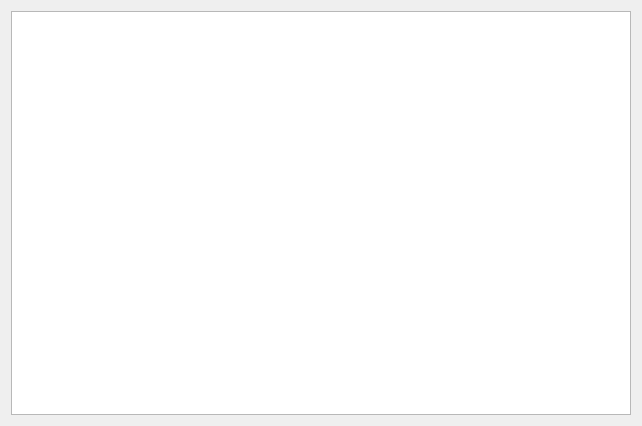
First picture: the form in xtuple/trunk/guiclient/errorLog.ui, repository WooodHead/xtuple, before the edit.
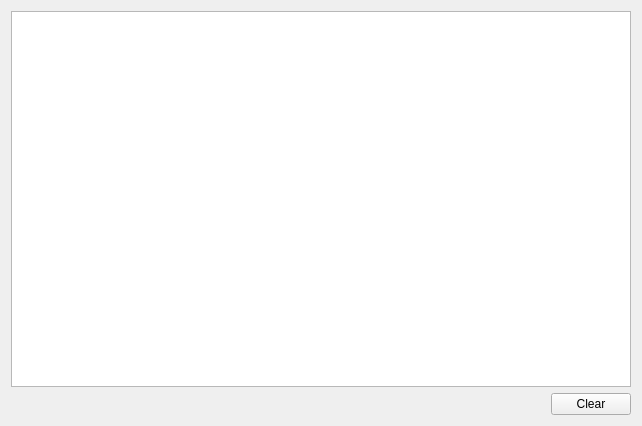
Second picture: the form after the edit.

Commit message: issue #9139 - allow resetting the error log for this session

Patch:
```diff
--- a/xtuple/trunk/guiclient/errorLog.ui
+++ b/xtuple/trunk/guiclient/errorLog.ui
@@ -21,10 +21,10 @@
   <property name="windowTitle" >
    <string>Database Log</string>
   </property>
-   <layout class="QHBoxLayout" >
+  <layout class="QVBoxLayout" name="verticalLayout">
     <item>
-     <widget class="QTextEdit" name="_errorLog" >
-      <property name="undoRedoEnabled" >
+    <widget class="QTextEdit" name="_errorLog">
+     <property name="undoRedoEnabled">
        <bool>false</bool>
       </property>
       <property name="readOnly" >
@@ -32,7 +32,31 @@
       </property>
      </widget>
     </item>
-   </layout>
+   <item>
+    <layout class="QHBoxLayout" name="horizontalLayout">
+     <item>
+      <spacer name="horizontalSpacer">
+       <property name="orientation">
+        <enum>Qt::Horizontal</enum>
+       </property>
+       <property name="sizeHint" stdset="0">
+        <size>
+         <width>40</width>
+         <height>20</height>
+        </size>
+       </property>
+      </spacer>
+     </item>
+     <item>
+      <widget class="QPushButton" name="_clear">
+       <property name="text">
+        <string>Clear</string>
+       </property>
+      </widget>
+     </item>
+    </layout>
+   </item>
+  </layout>
  </widget>
  <pixmapfunction></pixmapfunction>
  <resources/>
```
Left out of the diff: 14 changed lines with no effect on the pictures. Lines whose indentation alone changed are shown as unchanged. The commit also changes 4 other files.
